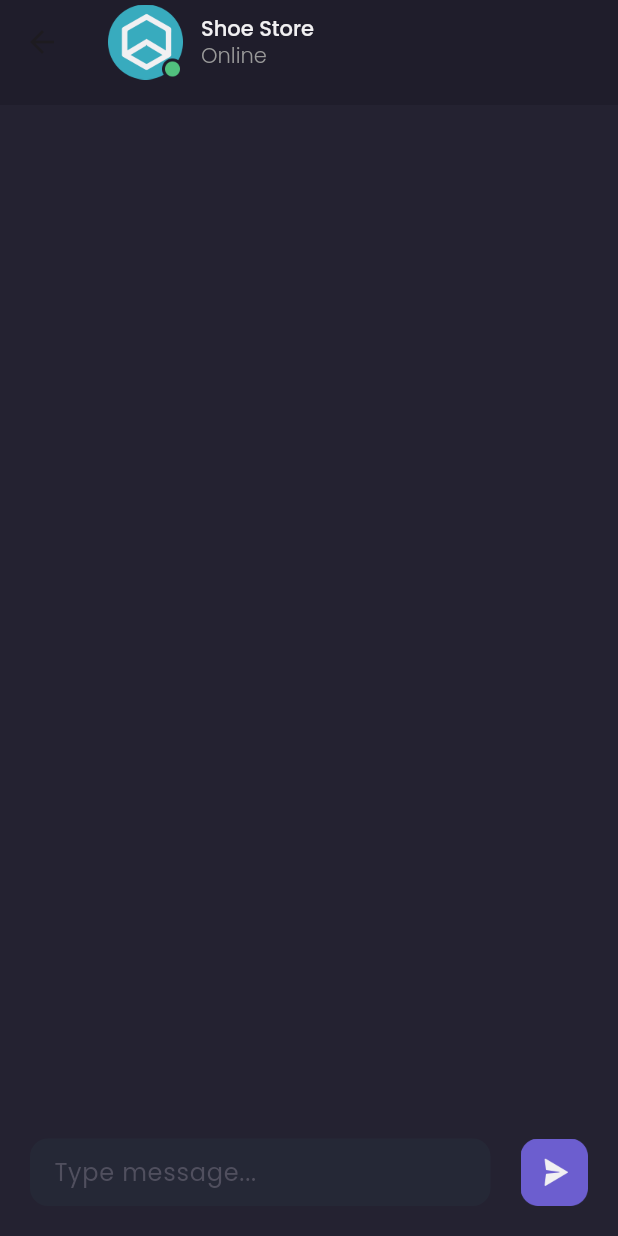
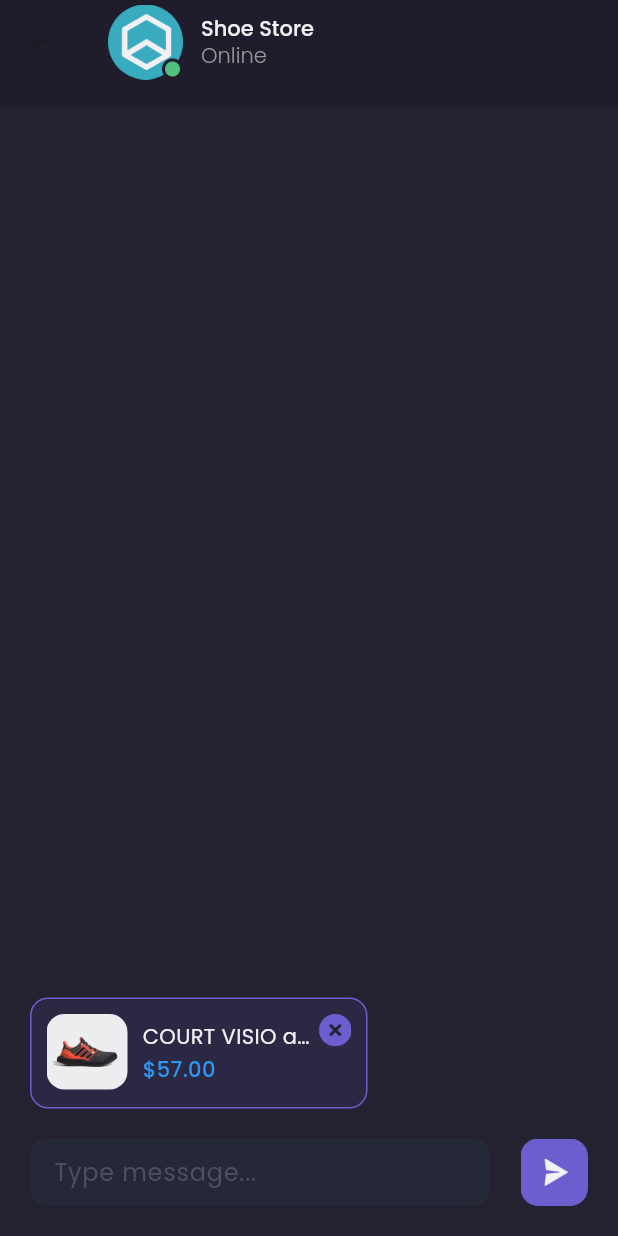
Before and after one commit to yusufmaruf/shamo, a Flutter app: the DetailChatPage screen opened by its route, on a phone screen of 412 x 824 dp. Run offline on Flutter 3.47's test engine with Material 3 defaults, Android fonts, the phone set to English and light mode, and no system bars; our stand-ins replace google_fonts.

Commit message:
product preview

```diff
--- a/lib/pages/detail_chat_page.dart
+++ b/lib/pages/detail_chat_page.dart
@@ -44,10 +44,66 @@ class DetailChatPage extends StatelessWidget {
       );
     }
 
+    Widget productPreview() {
+      return Container(
+        width: 225,
+        height: 74,
+        margin: EdgeInsets.only(bottom: 20),
+        padding: EdgeInsets.all(10),
+        decoration: BoxDecoration(
+          color: backgroundColor5,
+          borderRadius: BorderRadius.circular(12),
+          border: Border.all(
+            color: primaryColor,
+          ),
+        ),
+        child: Row(
+          crossAxisAlignment: CrossAxisAlignment.start,
+          children: [
+            ClipRRect(
+              borderRadius: BorderRadius.circular(12),
+              child: Image.asset('assets/image_shoes.png', width: 54),
+            ),
+            SizedBox(
+              width: 10,
+            ),
+            Expanded(
+              child: Column(
+                crossAxisAlignment: CrossAxisAlignment.start,
+                mainAxisAlignment: MainAxisAlignment.center,
+                children: [
+                  Text(
+                    'COURT VISIO ahahah',
+                    style: primaryTextStyle,
+                    overflow: TextOverflow.ellipsis,
+                  ),
+                  SizedBox(
+                    height: 2,
+                  ),
+                  Text(
+                    '\$57.00',
+                    style: priceTextStyle.copyWith(
+                      fontWeight: medium,
+                    ),
+                  ),
+                ],
+              ),
+            ),
+            Image.asset('assets/button_close.png', width: 22),
+          ],
+        ),
+      );
+    }
+
     Widget chatInput() {
       return Container(
         margin: EdgeInsets.all(20),
-        child: Row(
+        child: Column(
+          mainAxisSize: MainAxisSize.min,
+          crossAxisAlignment: CrossAxisAlignment.start,
+          children: [
+            productPreview(),
+            Row(
               children: [
                 Expanded(
                   child: Container(
@@ -78,6 +134,8 @@ class DetailChatPage extends StatelessWidget {
                 )
               ],
             ),
+          ],
+        ),
       );
     }
 
```
Lines whose indentation alone changed are shown as unchanged.
